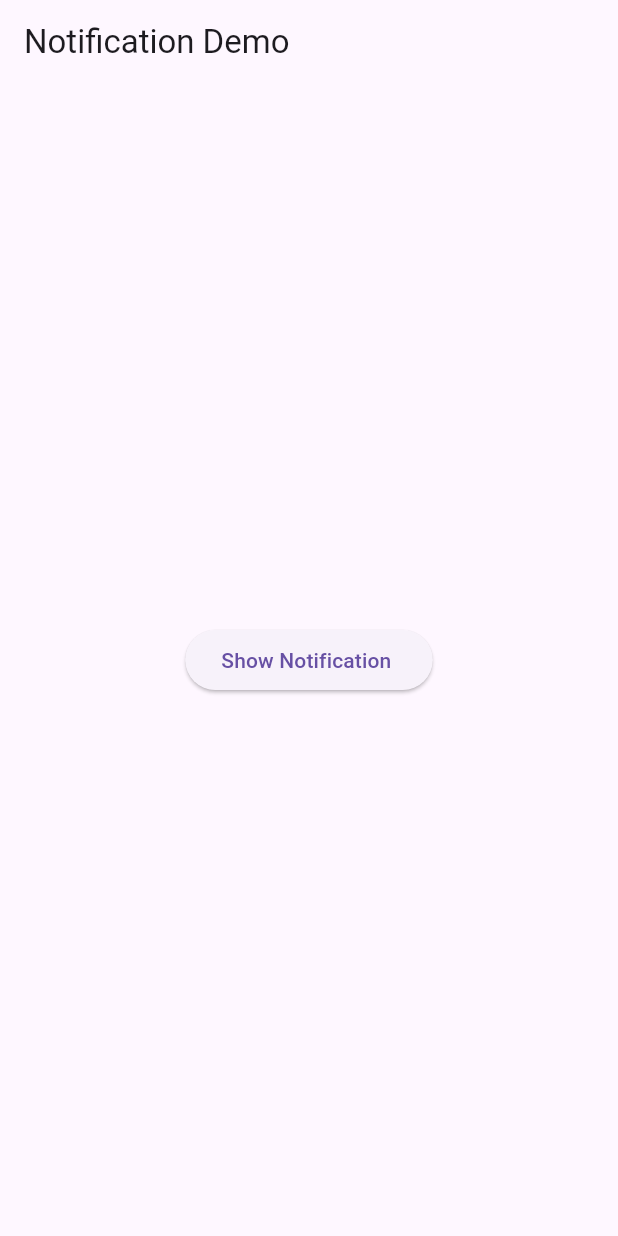
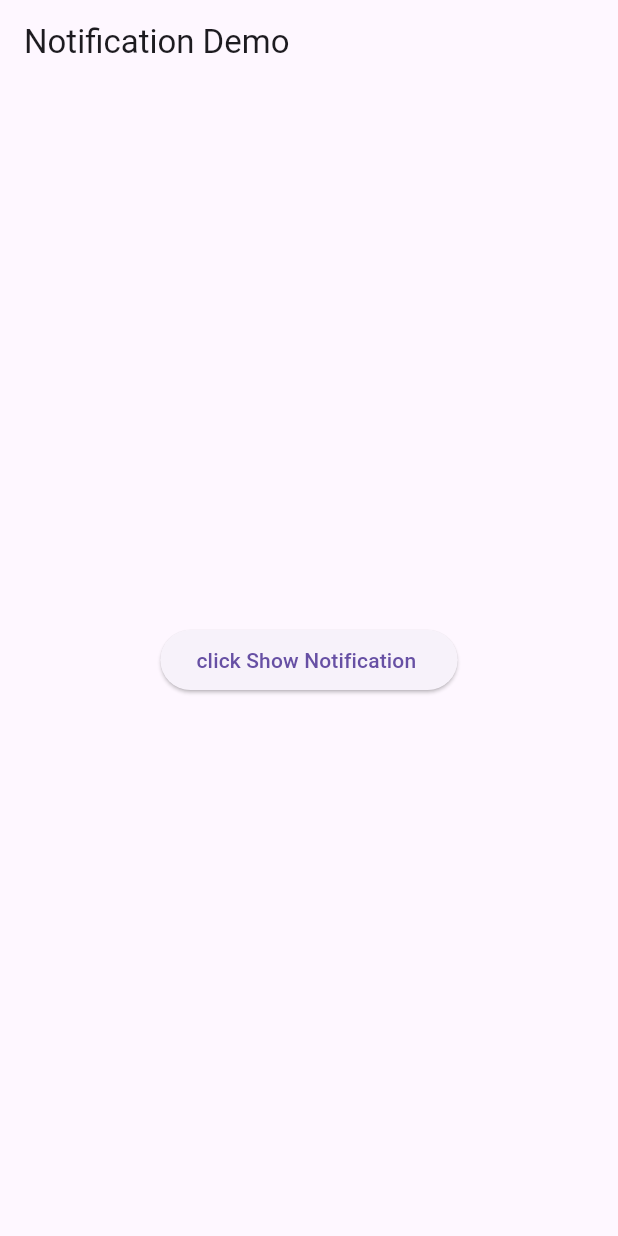
Before and after one commit to abdulmalick42/localnotification, a Flutter app: the screen it shows after launch, on a phone screen of 412 x 824 dp. Run offline on Flutter 3.47's test engine with Material 3 defaults, Android fonts, the light colour scheme and no system bars; our stand-ins replace flutter_local_notifications; missing offline and left inert: screen_state.

```diff
--- a/lib/main.dart
+++ b/lib/main.dart
@@ -73,7 +73,7 @@ class _MyAppState extends State<MyApp> {
               // Button press -> show notification
               _showNotification("Button Pressed", "This is your notification.");
             },
-            child: const Text("Show Notification "),
+            child: const Text("click Show Notification "),
           ),
         ),
       ),
```
